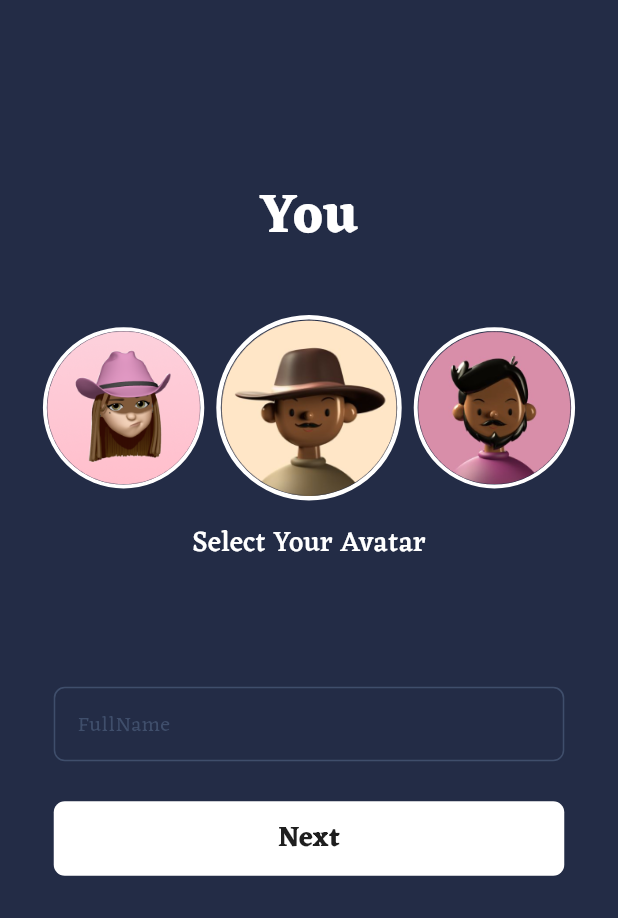
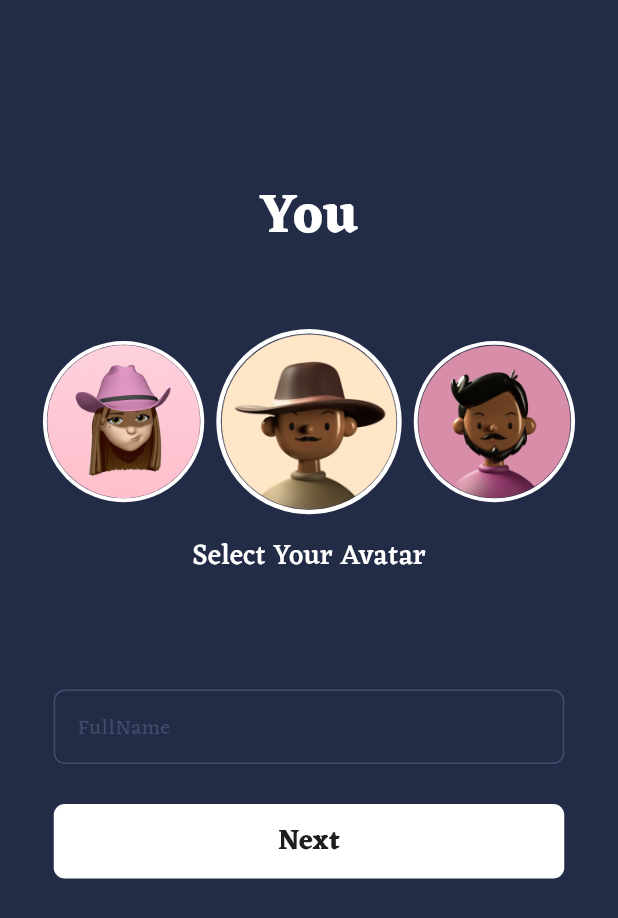
Before and after one commit to aconitum001/Tic-Tac-Toe, a Flutter app: the screen it shows after launch, after a tap on "Let's Play!", on a phone screen of 412 x 824 dp. Shown: the top 918 px of the screen. Run offline on Flutter 3.47's test engine with Material 3 defaults, Android fonts, the phone set to English and light mode, and no system bars; drawn by our look-alikes of carousel_slider; our stand-ins replace flutter_screenutil, flutter_svg, go_router.

Commit message:
fixed sizes in create user view

```diff
--- a/lib/features/create_user/presentation/views/widgets/create_user_view_body.dart
+++ b/lib/features/create_user/presentation/views/widgets/create_user_view_body.dart
@@ -22,7 +22,7 @@ class CreateUserViewBody extends StatelessWidget {
             textAlign: TextAlign.center,
           ),
           SizedBox(
-            height: 40.h,
+            height: 50.h,
           ),
           const CustomCarouselSlider(),
           SizedBox(
@@ -36,7 +36,7 @@ class CreateUserViewBody extends StatelessWidget {
             textAlign: TextAlign.center,
           ),
           SizedBox(
-            height: 90.h,
+            height: 82.h,
           ),
           Padding(
             padding: EdgeInsets.symmetric(horizontal: 36.w),
--- a/lib/features/create_user/presentation/views/widgets/custom_carousel_slider.dart
+++ b/lib/features/create_user/presentation/views/widgets/custom_carousel_slider.dart
@@ -23,8 +23,8 @@ class CustomCarouselSlider extends StatelessWidget {
             ),
             child: Image.asset(
               e,
-              width: 138,
-              height: 138,
+              width: 138.5.w,
+              height: 138.5.h,
             ),
           );
         },
--- a/lib/features/splash/presentation/views/widgets/get_started_view_body.dart
+++ b/lib/features/splash/presentation/views/widgets/get_started_view_body.dart
@@ -17,7 +17,7 @@ class GetStartedViewBody extends StatelessWidget {
         mainAxisAlignment: MainAxisAlignment.center,
         children: [
           const Spacer(
-            flex: 3,
+            flex: 4,
           ),
           SvgPicture.asset(AppAssets.logo),
           SizedBox(
@@ -30,7 +30,7 @@ class GetStartedViewBody extends StatelessWidget {
             ),
           ),
           const Spacer(
-            flex: 4,
+            flex: 5,
           ),
           CustomTextButton(
             onPressed: () {
```
